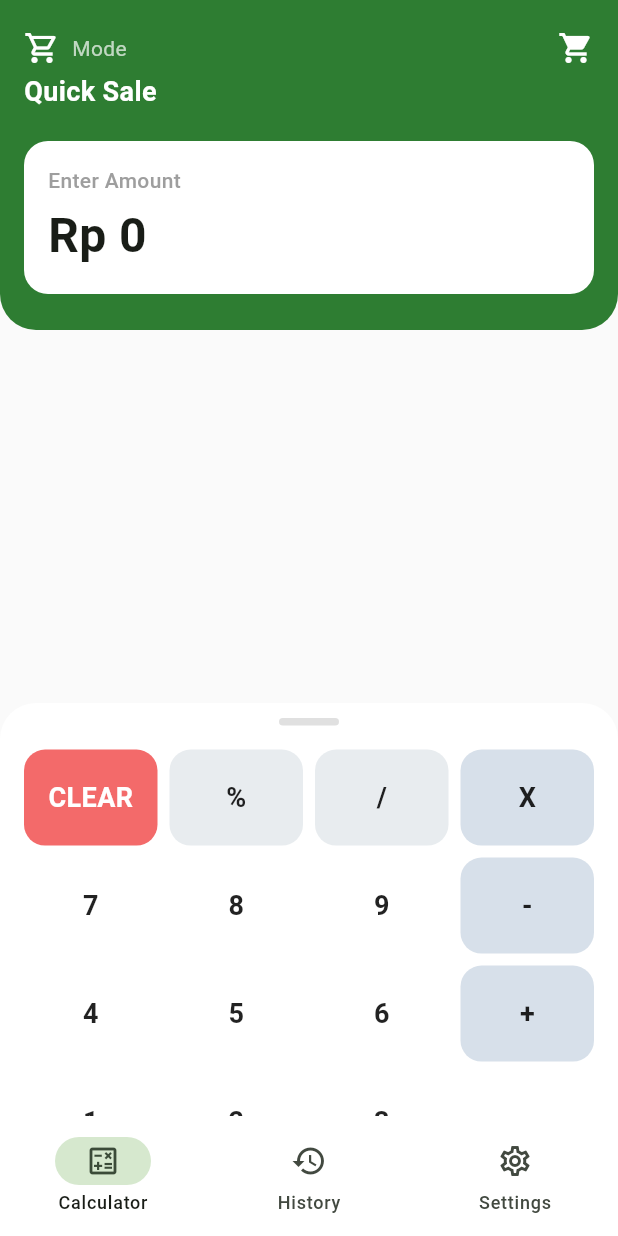
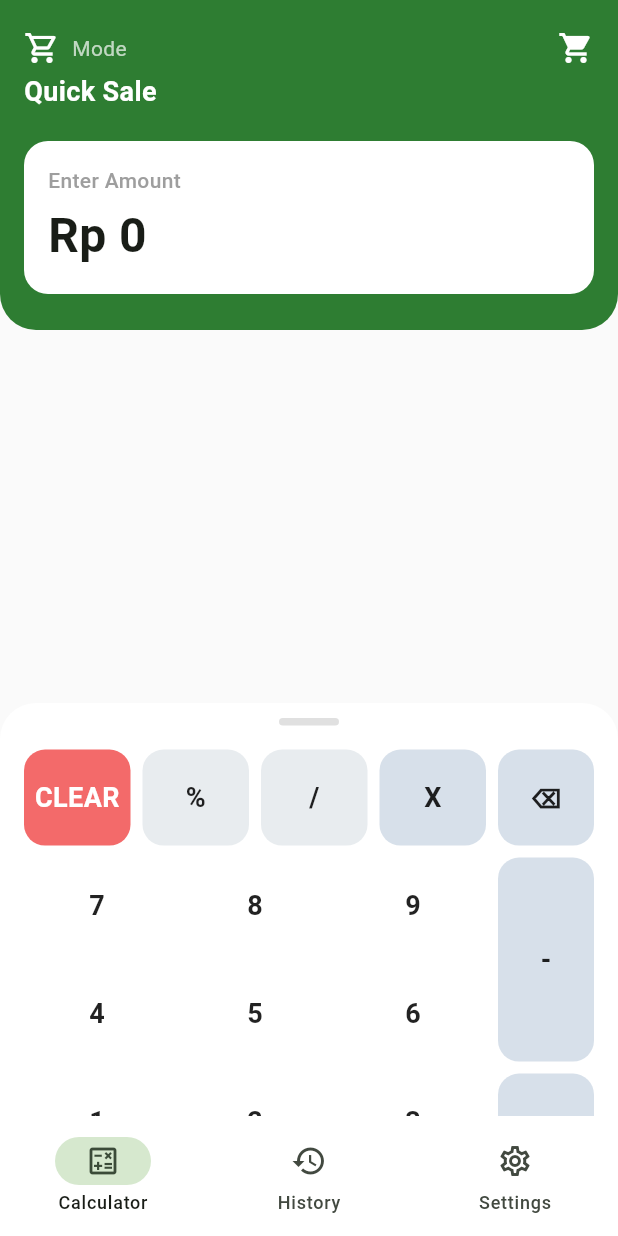
Before and after one commit to ahmadfatihin/pos_calculator_ai, a Flutter app: the screen it shows after launch, after a tap on "CLEAR", on a phone screen of 412 x 824 dp. Run offline on Flutter 3.47's test engine with Material 3 defaults, Android fonts, the phone set to English and light mode, and no system bars; Roboto replaces fonts that are missing (Montserrat).

Commit message:
Update main.dart

```diff
--- a/lib/main.dart
+++ b/lib/main.dart
@@ -30,18 +30,13 @@ class _QuickSaleScreenState extends State<QuickSaleScreen> {
   String _display = '0';
 
   final List<_Product> _products = const [
-    _Product(
-      'Indomie Goreng',
-      3000,
-      'https://pasarsegar.co.id/wp-content/uploads/2022/12/3bf90ea6-651c-4bb1-b0eb-97c1df7a11aa_Indomie-Rasa-Mie-Goreng-1-Pcs-10-1.jpg',
-    ),
+    _Product('Indomie Goreng', 3000, 'https://picsum.photos/seed/indomie/200'),
     _Product('Nasi Putih', 5000, 'https://picsum.photos/seed/nasi/200'),
     _Product('Teh Manis', 5000, 'https://picsum.photos/seed/teh/200'),
     _Product('Indomie Telor', 12000, 'https://picsum.photos/seed/telor/200'),
   ];
 
   int _parse(String s) => int.tryParse(s.replaceAll('.', '')) ?? 0;
-
   static String _format(int v) {
     final s = v.toString();
     final buf = StringBuffer();
@@ -58,13 +53,14 @@ class _QuickSaleScreenState extends State<QuickSaleScreen> {
       case 'CLEAR':
         setState(() => _display = '0');
         return;
-      case '%':
-      case '/':
-      case 'X':
-      case '+':
-      case '-':
-        return;
-      case ',':
+      case '⌫':
+        setState(() {
+          if (_display.length > 1) {
+            _display = _display.substring(0, _display.length - 1);
+          } else {
+            _display = '0';
+          }
+        });
         return;
       case '000':
         setState(() {
@@ -301,74 +297,106 @@ class _QuickSaleScreenState extends State<QuickSaleScreen> {
   }
 
   Widget _keypad() {
-    const keyWhite = Colors.white;
-    final fnBg = const Color(0xFFE8ECEF);
-    final opBg = const Color(0xFFD7E0EA);
-    const clearBg = Color(0xFFF36A6A);
+    const white = Colors.white;
+    final fn = const Color(0xFFE8ECEF);
+    final op = const Color(0xFFD7E0EA);
+    const red = Color(0xFFF36A6A);
+    const spacing = 8.0;
 
-    final rows = <List<_Cell?>>[
-      [
-        _Cell('CLEAR', clearBg, Colors.white),
-        _Cell('%', fnBg),
-        _Cell('/', fnBg),
-        _Cell('X', opBg),
-      ],
-      [
-        _Cell('7', keyWhite),
-        _Cell('8', keyWhite),
-        _Cell('9', keyWhite),
-        _Cell('-', opBg),
-      ],
-      [
-        _Cell('4', keyWhite),
-        _Cell('5', keyWhite),
-        _Cell('6', keyWhite),
-        _Cell('+', opBg),
-      ],
-      [_Cell('1', keyWhite), _Cell('2', keyWhite), _Cell('3', keyWhite), null],
-      [
-        _Cell(',', keyWhite),
-        _Cell('000', keyWhite),
-        _Cell('0', keyWhite),
-        null,
-      ],
-    ];
+    // tinggi tombol biasa
+    const double keyH = 64;
+    // tinggi tombol double (untuk + dan -)
+    const double doubleH = keyH * 2 + spacing;
 
-    return Column(
-      children: [
-        for (final r in rows) ...[
-          SizedBox(
-            height: 64,
-            child: Row(
+    return Container(
+      height: keyH * 5 + spacing * 6, // total tinggi fix
+      child: Row(
+        crossAxisAlignment: CrossAxisAlignment.start,
+        children: [
+          // ==== KIRI ====
+          Expanded(
+            flex: 3,
+            child: Column(
+              mainAxisAlignment: MainAxisAlignment.start,
               children: [
-                for (int i = 0; i < 4; i++) ...[
-                  Expanded(
-                    child: r[i] == null
-                        ? const SizedBox.shrink()
-                        : _CalcKey(
-                            label: r[i]!.label,
-                            bg: r[i]!.bg,
-                            fg: r[i]!.fg,
-                            onTap: () => _onKey(r[i]!.label),
-                          ),
-                  ),
-                  if (i != 3) const SizedBox(width: 8),
-                ],
+                _row(['CLEAR', '%', '/', 'X'], [red, fn, fn, op], keyH),
+                SizedBox(height: spacing),
+                _row(['7', '8', '9'], [white, white, white], keyH),
+                SizedBox(height: spacing),
+                _row(['4', '5', '6'], [white, white, white], keyH),
+                SizedBox(height: spacing),
+                _row(['1', '2', '3'], [white, white, white], keyH),
+                SizedBox(height: spacing),
+                _row([',', '000', '0'], [white, white, white], keyH),
               ],
             ),
           ),
-          const SizedBox(height: 8),
+
+          SizedBox(width: spacing),
+
+          // ==== KANAN ====
+          Column(
+            children: [
+              SizedBox(
+                height: keyH,
+                width: 64,
+                child: _CalcKey(
+                  label: '⌫',
+                  bg: op,
+                  fg: Colors.black87,
+                  onTap: () => _onKey('⌫'),
+                ),
+              ),
+              SizedBox(height: spacing),
+              SizedBox(
+                height: doubleH,
+                width: 64,
+                child: _CalcKey(
+                  label: '-',
+                  bg: op,
+                  fg: Colors.black87,
+                  onTap: () {},
+                ),
+              ),
+              SizedBox(height: spacing),
+              SizedBox(
+                height: doubleH,
+                width: 64,
+                child: _CalcKey(
+                  label: '+',
+                  bg: op,
+                  fg: Colors.black87,
+                  onTap: () {},
+                ),
+              ),
+            ],
+          ),
         ],
-      ],
+      ),
     );
   }
-}
 
-class _Cell {
-  final String label;
-  final Color bg;
-  final Color fg;
-  _Cell(this.label, this.bg, [this.fg = Colors.black87]);
+  Widget _row(List<String> keys, List<Color> colors, double height) {
+    const spacing = 8.0;
+    return SizedBox(
+      height: height,
+      child: Row(
+        children: [
+          for (int i = 0; i < keys.length; i++) ...[
+            Expanded(
+              child: _CalcKey(
+                label: keys[i],
+                bg: colors[i],
+                fg: keys[i] == 'CLEAR' ? Colors.white : Colors.black87,
+                onTap: () => _onKey(keys[i]),
+              ),
+            ),
+            if (i != keys.length - 1) SizedBox(width: spacing),
+          ],
+        ],
+      ),
+    );
+  }
 }
 
 class _CalcKey extends StatelessWidget {
@@ -386,7 +414,6 @@ class _CalcKey extends StatelessWidget {
 
   @override
   Widget build(BuildContext context) {
-    final isClear = label == 'CLEAR';
     return Material(
       color: bg,
       borderRadius: BorderRadius.circular(14),
@@ -399,7 +426,7 @@ class _CalcKey extends StatelessWidget {
             style: TextStyle(
               fontSize: 18,
               fontWeight: FontWeight.w700,
-              color: isClear ? Colors.white : fg,
+              color: fg,
             ),
           ),
         ),
```
